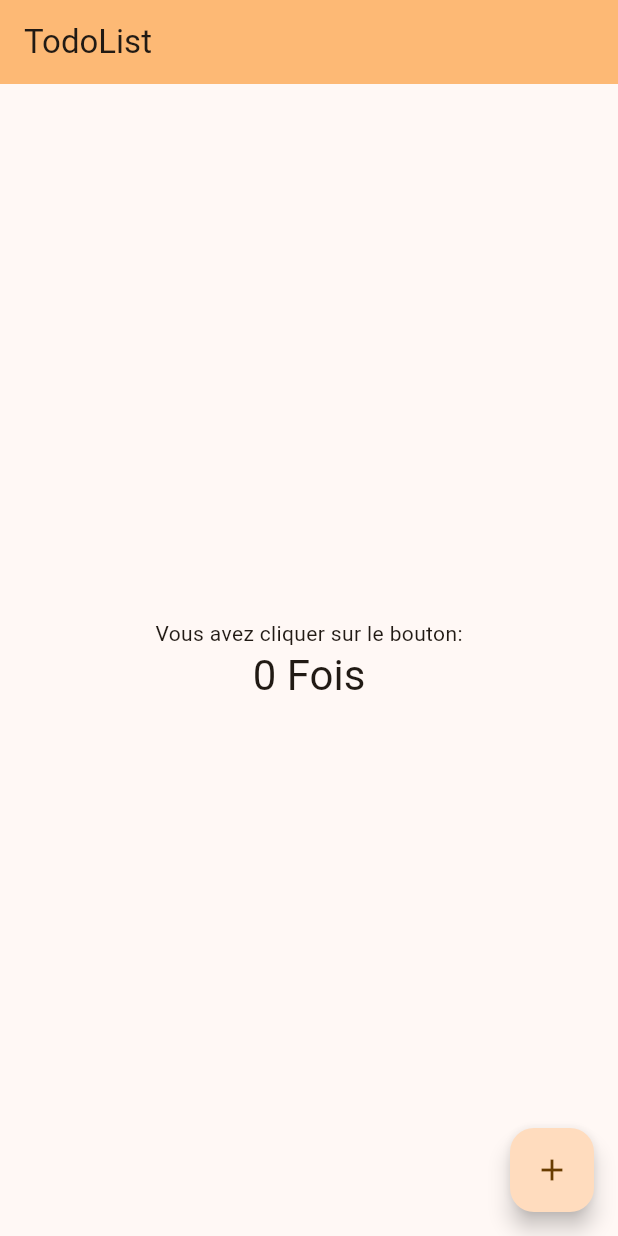
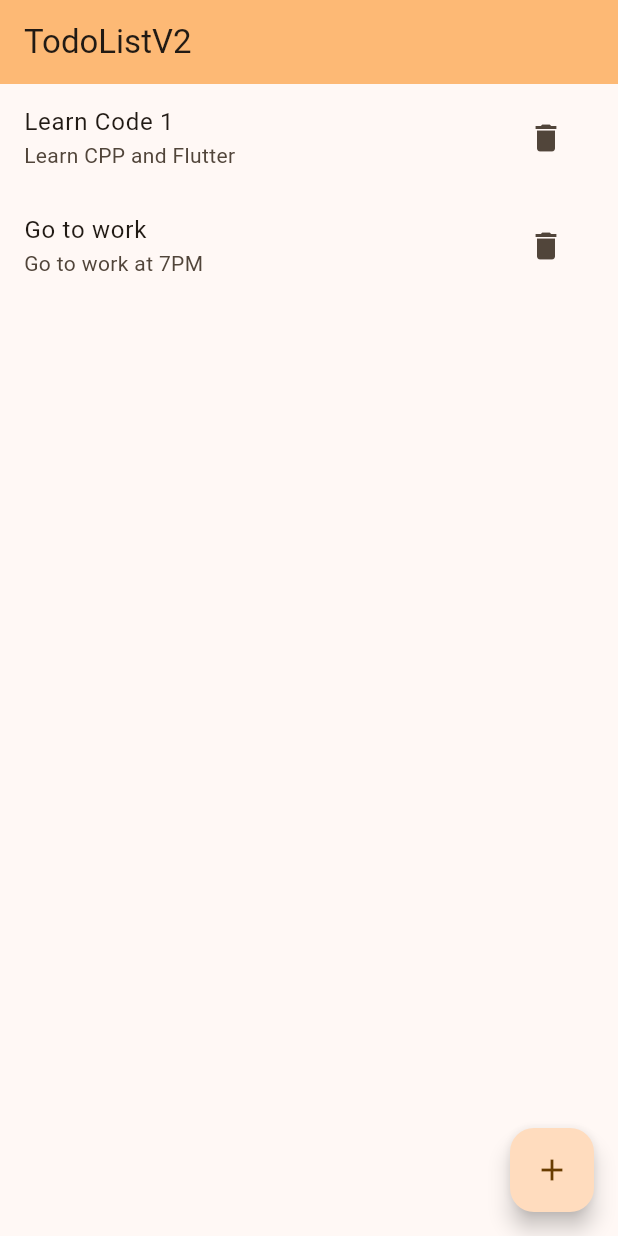
Before and after one commit to feyroozecode/todo-clean-app, a Flutter app: the screen it shows after launch, on a phone screen of 412 x 824 dp. Run offline on Flutter 3.47's test engine with Material 3 defaults, Android fonts, the phone set to English and light mode, and no system bars.

Commit message:
impl adding todo item

```diff
--- a/lib/main.dart
+++ b/lib/main.dart
@@ -17,7 +17,7 @@ class App extends StatelessWidget {
           seedColor: Colors.orange),
         useMaterial3: true,
       ),
-      home: const MyHomePage(title: 'TodoList'),
+      home: const MyHomePage(title: 'TodoListV2'),
     );
   }
 }
--- /dev/null
+++ b/lib/models/task.dart
@@ -0,0 +1,8 @@
+
+class Task{
+  String title;
+  String? description;
+  bool isDone;
+
+  Task({required this.title, this.description,  this.isDone = false});
+}
--- a/lib/screens/homepage.dart
+++ b/lib/screens/homepage.dart
@@ -1,4 +1,6 @@
 import 'package:flutter/material.dart';
+
+import '../models/task.dart';
 
 class MyHomePage extends StatefulWidget {
   const MyHomePage({super.key, required this.title});
@@ -9,9 +11,32 @@ class MyHomePage extends StatefulWidget {
 }
 
 class _MyHomePageState extends State<MyHomePage> {
-  int _counter = 0;
 
-  void _incrementCounter() => setState(() =>   _counter++);
+  final TextEditingController _titleController = TextEditingController();
+  final TextEditingController _descriptionController = TextEditingController();
+
+  // list
+ List<Task> taskItems = [
+    Task(title: "Learn Code 1", description: "Learn CPP and Flutter ", isDone: false),
+    Task(title: "Go to work",description: "Go to work at 7PM",  isDone: false),
+ ];
+
+  // ajout
+  void addTask(Task task){
+    setState(() {
+      if(task.title.isEmpty){
+        return;
+      }
+      taskItems.add(task);
+    });
+  }
+
+  // suppression
+  void removeTask(Task task){
+    setState(() {
+      taskItems.remove(task);
+    });
+  }
 
   @override
   Widget build(BuildContext context) {
@@ -21,25 +46,75 @@ class _MyHomePageState extends State<MyHomePage> {
         backgroundColor: Theme.of(context).colorScheme.inversePrimary,
         title: Text(widget.title),
       ),
-      body: Center(
-        child: Column(
-          mainAxisAlignment: MainAxisAlignment.center,
-          children: <Widget>[
-            const Text(
-              'Vous avez cliquer sur le bouton:',
+
+      // list de taches
+      body: ListView.builder(
+        itemCount: taskItems.length,
+        itemBuilder: (context, index) {
+          return ListTile(
+            title: Text(taskItems[index].title),
+            subtitle: Text(taskItems[index].description != null ? taskItems[index].description! : ""),
+            trailing: IconButton(
+              onPressed: () {
+                removeTask(taskItems[index]);
+              },
+              icon: const Icon(Icons.delete),
             ),
-            Text(
-              '$_counter Fois',
-              style: Theme.of(context).textTheme.headlineMedium,
-            ),
-          ],
-        ),
+          );
+        },
       ),
+
+      // ajout
       floatingActionButton: FloatingActionButton(
-        onPressed: _incrementCounter,
+        onPressed: () {
+          showDialog(
+            context: context,
+            builder: (context) {
+              return AlertDialog(
+                title: const Text('Ajouter une tache'),
+                content: Column(
+                  mainAxisSize: MainAxisSize.min,
+                  children: <Widget>[
+                    TextField(
+                      controller: _titleController,
+                      decoration: const InputDecoration(
+                        border: OutlineInputBorder(),
+                        labelText: 'Titre',
+                      ),
+                    ),
+                    const SizedBox(height: 10),
+                    TextField(
+                      controller: _descriptionController,
+                      decoration: const InputDecoration(
+                        border: OutlineInputBorder(),
+                        labelText: 'Description',
+                      ),
+                    ),
+                  ],
+
+                ),
+                actions: <Widget>[
+                  TextButton(
+                    onPressed: () {
+                      Navigator.of(context).pop();
+                    },
+                    child: const Text('Annuller'),
+                  ),
+                  TextButton(
+                    onPressed: () {
+                      addTask(Task(title: _titleController.text, description: _descriptionController.text));
+                      Navigator.of(context).pop();
+                    },
+                    child: const Text('Ajouter'),
+                  ),
+                ],
+              );
+            },
+          );
+        },
         tooltip: 'Increment',
         child: const Icon(Icons.add),
-      ), // This trailing comma makes auto-formatting nicer for build methods.
+      ),
     );
   }
 }
```
